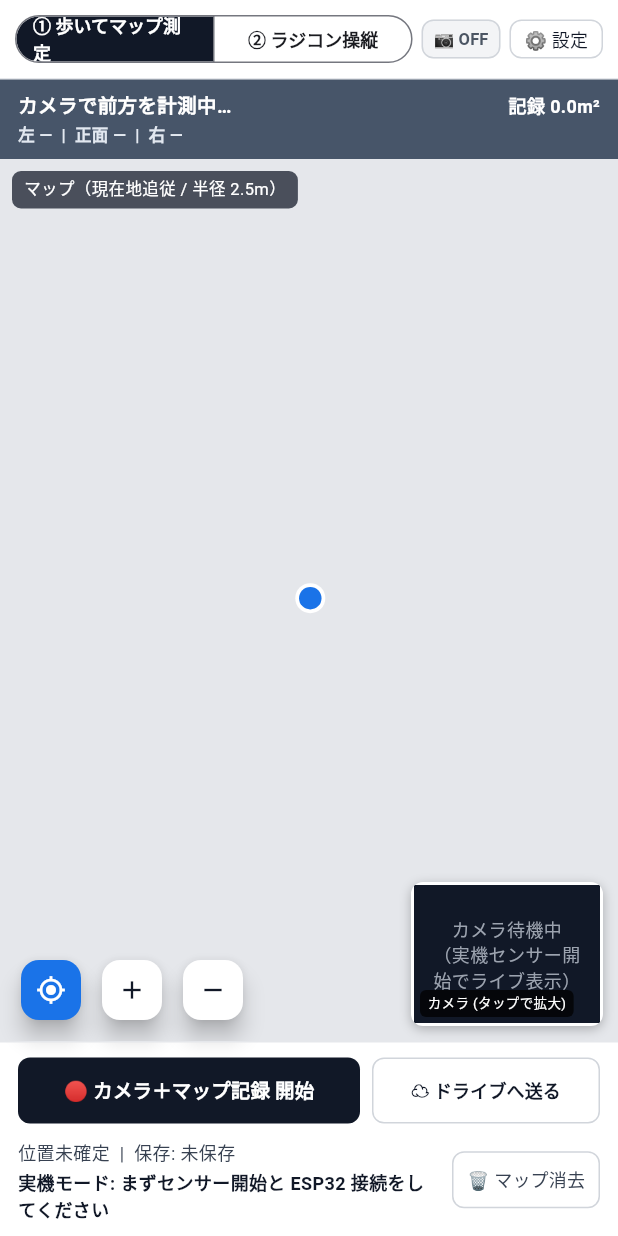
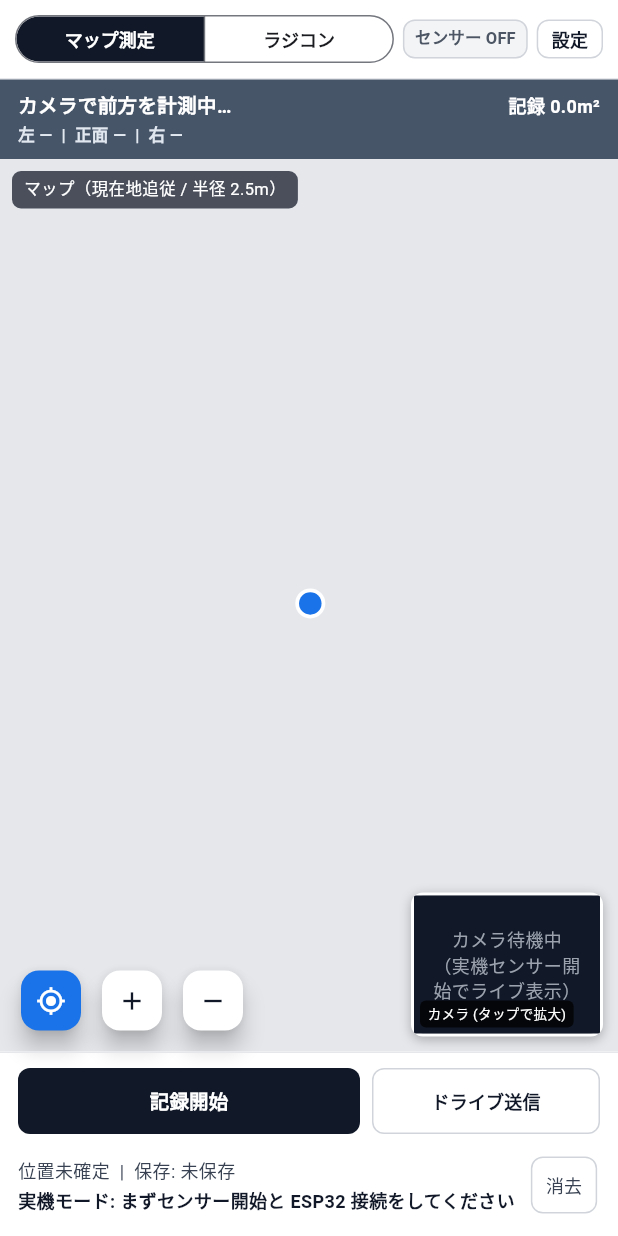
Before and after one commit to fumi3333/phone-robot, a Flutter app: the screen it shows after launch, on a phone screen of 412 x 824 dp. Run offline on Flutter 3.47's test engine with Material 3 defaults, Android fonts, the phone set to English and light mode, and no system bars.

Commit message:
style(v0.8.2): remove emojis and simplify UI per usutaku/Apple HIG guidelines

```diff
--- a/flutter/app/lib/real/real_session.dart
+++ b/flutter/app/lib/real/real_session.dart
@@ -257,7 +257,7 @@ class RealSession {
         frontMinM: frontMin,
         leftClearM: leftClear,
         rightClearM: rightClear,
-        message: '🚨 目の前に障害物を感知！ (${frontMin.toStringAsFixed(2)} m)',
+        message: '障害物を感知 (${frontMin.toStringAsFixed(2)} m)',
       );
     }
     if (frontMin < 0.55) {
@@ -269,8 +269,8 @@ class RealSession {
         leftClearM: leftClear,
         rightClearM: rightClear,
         message: hasSide
-            ? '⚠️ 前方に障害物あり (${frontMin.toStringAsFixed(2)} m) — $openSide側が空いています'
-            : '⚠️ 前方に障害物あり (${frontMin.toStringAsFixed(2)} m)',
+            ? '前方注意 (${frontMin.toStringAsFixed(2)} m) / $openSide側が空き'
+            : '前方注意 (${frontMin.toStringAsFixed(2)} m)',
       );
     }
     return ObstacleAlert(
@@ -278,7 +278,7 @@ class RealSession {
       frontMinM: frontMin,
       leftClearM: leftClear,
       rightClearM: rightClear,
-      message: '✅ 前方クリア (${frontMin.toStringAsFixed(2)} m)',
+      message: '進行可 (${frontMin.toStringAsFixed(2)} m)',
     );
   }
 
--- a/flutter/app/lib/real_page.dart
+++ b/flutter/app/lib/real_page.dart
@@ -347,7 +347,7 @@ class _RealPageState extends State<RealPage> with WidgetsBindingObserver {
                         ],
                       ),
                       const Divider(height: 12),
-                      FilledButton.icon(
+                      FilledButton(
                         key: const Key('check_update_btn'),
                         onPressed: _checkingUpdate
                             ? null
@@ -355,8 +355,7 @@ class _RealPageState extends State<RealPage> with WidgetsBindingObserver {
                                 Navigator.of(ctx).pop();
                                 unawaited(_checkAndApplyUpdate());
                               },
-                        icon: const Icon(Icons.system_update, size: 18),
-                        label: Text('🔄 アプリを更新（現在 v$_appVersion）'),
+                        child: Text('アプリ更新 (現在 v$_appVersion)'),
                       ),
                       const SizedBox(height: 6),
                       SwitchListTile(
@@ -468,7 +467,7 @@ class _RealPageState extends State<RealPage> with WidgetsBindingObserver {
                         ],
                       ),
                       const SizedBox(height: 10),
-                      FilledButton.tonalIcon(
+                      FilledButton.tonal(
                         key: const Key('demo_preview_btn'),
                         onPressed: _session.busy
                             ? null
@@ -480,8 +479,7 @@ class _RealPageState extends State<RealPage> with WidgetsBindingObserver {
                                   _followRobot = true;
                                 });
                               },
-                        icon: const Icon(Icons.play_arrow, size: 18),
-                        label: const Text('▶ 部屋マップのデモ表示（動作確認）'),
+                        child: const Text('デモマップ表示'),
                       ),
                       const SizedBox(height: 8),
                       OutlinedButton.icon(
@@ -579,11 +577,11 @@ class _RealPageState extends State<RealPage> with WidgetsBindingObserver {
               segments: const [
                 ButtonSegment(
                   value: _WorkMode.walkScan,
-                  label: Text('① 歩いてマップ測定', key: Key('mode_walk')),
+                  label: Text('マップ測定', key: Key('mode_walk')),
                 ),
                 ButtonSegment(
                   value: _WorkMode.rcControl,
-                  label: Text('② ラジコン操縦', key: Key('mode_rc')),
+                  label: Text('ラジコン', key: Key('mode_rc')),
                 ),
               ],
               selected: {_workMode},
@@ -626,7 +624,7 @@ class _RealPageState extends State<RealPage> with WidgetsBindingObserver {
               ),
             ),
             child: Text(
-              _session.sensorsOn ? '📷 ON' : '📷 OFF',
+              _session.sensorsOn ? 'センサー ON' : 'センサー OFF',
               style: TextStyle(
                 fontSize: 11,
                 fontWeight: FontWeight.w700,
@@ -650,8 +648,12 @@ class _RealPageState extends State<RealPage> with WidgetsBindingObserver {
               ),
             ),
             child: const Text(
-              '⚙ 設定',
-              style: TextStyle(fontSize: 12, color: Color(0xFF111827)),
+              '設定',
+              style: TextStyle(
+                fontSize: 12,
+                fontWeight: FontWeight.w600,
+                color: Color(0xFF111827),
+              ),
             ),
           ),
         ],
@@ -822,11 +824,11 @@ class _RealPageState extends State<RealPage> with WidgetsBindingObserver {
             ObstacleSeverity.unknown => null,
           };
     final String? signalText = isDanger
-        ? '⛔ いけない'
+        ? '停止 (壁)'
         : switch (alert.severity) {
-            ObstacleSeverity.clear => '✅ いける',
-            ObstacleSeverity.caution => '⚠️ ちゅうい',
-            ObstacleSeverity.danger => '⛔ いけない',
+            ObstacleSeverity.clear => '進行可',
+            ObstacleSeverity.caution => '注意',
+            ObstacleSeverity.danger => '停止 (壁)',
             ObstacleSeverity.unknown => null,
           };
 
@@ -1026,8 +1028,8 @@ class _RealPageState extends State<RealPage> with WidgetsBindingObserver {
               fit: BoxFit.scaleDown,
               child: Text(
                 rec
-                    ? '⏹ 記録を止めて保存 (${_session.recordedRowCount}件)'
-                    : '🔴 カメラ＋マップ記録 開始',
+                    ? '記録停止 (${_session.recordedRowCount}件)'
+                    : '記録開始',
                 style: const TextStyle(
                   fontSize: 13,
                   fontWeight: FontWeight.w700,
@@ -1055,7 +1057,7 @@ class _RealPageState extends State<RealPage> with WidgetsBindingObserver {
             child: const FittedBox(
               fit: BoxFit.scaleDown,
               child: Text(
-                '☁ ドライブへ送る',
+                'ドライブ送信',
                 style: TextStyle(fontSize: 12, fontWeight: FontWeight.w600),
               ),
             ),
@@ -1123,7 +1125,7 @@ class _RealPageState extends State<RealPage> with WidgetsBindingObserver {
                 onPressed: _session.isRecording || _session.busy
                     ? null
                     : _session.resetMap,
-                child: const Text('🗑 マップ消去', style: TextStyle(fontSize: 12)),
+                child: const Text('消去', style: TextStyle(fontSize: 12)),
               ),
             ],
           ),
@@ -1398,14 +1400,14 @@ class _RealPageState extends State<RealPage> with WidgetsBindingObserver {
     final battSuffix = battV == null
         ? ''
         : (battV < 7.0
-              ? ' | ⚠️電池 ${battV.toStringAsFixed(1)}V'
+              ? ' | 電池低下 ${battV.toStringAsFixed(1)}V'
               : ' | 電池 ${battV.toStringAsFixed(1)}V');
     final linkText = switch (_session.linkState) {
       Esp32LinkState.connected =>
-        '🔌 ESP32 接続済み (${_session.link.lastCommand})$battSuffix',
-      Esp32LinkState.connecting => '🔌 ESP32 接続中…',
-      Esp32LinkState.error => '🔌 ESP32 接続エラー',
-      Esp32LinkState.disconnected => '🔌 ESP32 未接続',
+        'ESP32 接続済み (${_session.link.lastCommand})$battSuffix',
+      Esp32LinkState.connecting => 'ESP32 接続中…',
+      Esp32LinkState.error => 'ESP32 接続エラー',
+      Esp32LinkState.disconnected => 'ESP32 未接続',
     };
 
     return Padding(
@@ -1545,9 +1547,9 @@ class _RealPageState extends State<RealPage> with WidgetsBindingObserver {
                 onSelected: (v) => _session.setFrontBrakeEnabled(v),
                 label: Text(
                   _session.frontBrakeEnabled
-                      ? '🛡 ブレーキ ON (25cm)'
-                      : '🛡 ブレーキ OFF',
-                  style: const TextStyle(fontSize: 11),
+                      ? '壁停止 ON (25cm)'
+                      : '壁停止 OFF',
+                  style: const TextStyle(fontSize: 11, fontWeight: FontWeight.w600),
                 ),
               ),
               OutlinedButton(
@@ -1579,7 +1581,7 @@ class _RealPageState extends State<RealPage> with WidgetsBindingObserver {
                   unawaited(_session.runAutoCruise());
                 },
                 child: Text(
-                  _session.busy ? '⏹ 自動停止' : '🤖 自動運転',
+                  _session.busy ? '自動停止' : '自動運転',
                   style: const TextStyle(fontSize: 11, fontWeight: FontWeight.w700),
                 ),
               ),
--- a/flutter/app/pubspec.yaml
+++ b/flutter/app/pubspec.yaml
@@ -1,7 +1,7 @@
 name: phone_robot_app
 description: phone-robot マッピング＆ラジコンテストアプリ。歩いて障害物マップ測定／前後左右ラジコン＋録画保存。
 publish_to: 'none'
-version: 0.8.1+11
+version: 0.8.2+12
 
 environment:
   sdk: ^3.5.0
```
Also changed, not shown: 2 other files.
